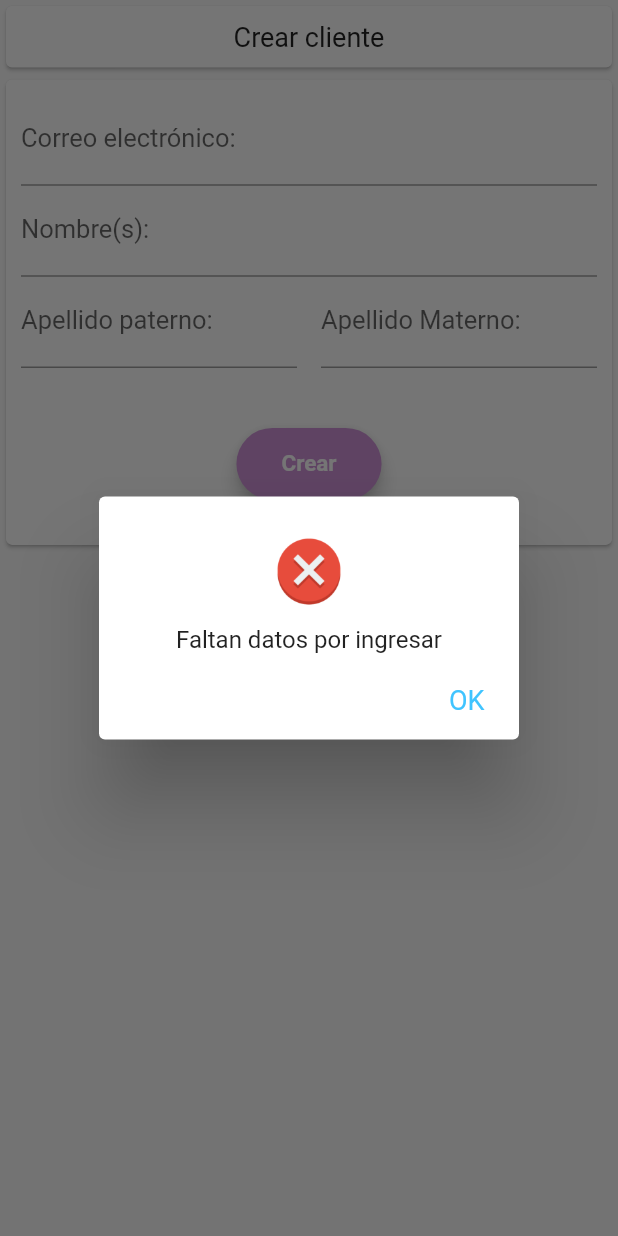
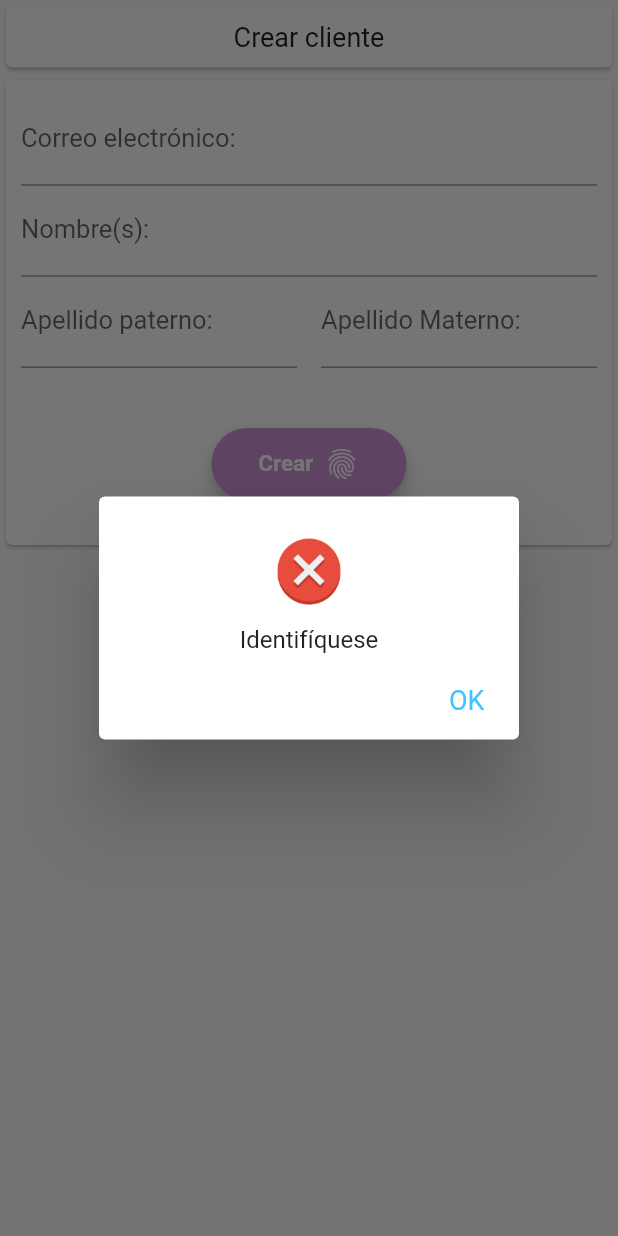
Before and after one commit to Cristopher240598/be_lot_system, a Flutter app: the CreateClient screen opened directly, after a tap on "Crear", on a phone screen of 412 x 824 dp. Run offline on Flutter 3.47's test engine with Material 2 defaults, Android fonts, the phone set to English and light mode, and no system bars; our stand-ins replace firebase_auth, firebase_core, firebase_database, local_auth, shared_preferences; accounts and stored records are empty.

Commit message:
Identificación mediante huella dactilar para registrar cliente

```diff
--- a/lib/src/ui/admin/create_client.dart
+++ b/lib/src/ui/admin/create_client.dart
@@ -1,5 +1,6 @@
 import 'package:be_lot_system/src/ui/admin/index_admin.dart';
 import 'package:firebase_database/firebase_database.dart';
+import 'package:local_auth/local_auth.dart';
 import 'package:flutter/material.dart';
 
 class CreateClient extends StatefulWidget {
@@ -14,6 +15,8 @@ class _CreateClientState extends State<CreateClient> {
   TextEditingController nombreController;
   TextEditingController apellidoPaternoController;
   TextEditingController apellidoMaternoController;
+  LocalAuthentication _localAuthentication;
+  bool _isBiometricAvailable = false;
 
   @override
   void initState() {
@@ -22,6 +25,12 @@ class _CreateClientState extends State<CreateClient> {
     nombreController = new TextEditingController();
     apellidoPaternoController = new TextEditingController();
     apellidoMaternoController = new TextEditingController();
+    _localAuthentication = LocalAuthentication();
+    _localAuthentication.canCheckBiometrics.then((b) {
+      setState(() {
+        _isBiometricAvailable = b;
+      });
+    });
   }
 
   @override
@@ -120,9 +129,15 @@ class _CreateClientState extends State<CreateClient> {
                               borderRadius: BorderRadius.circular(25.0),
                               color: Colors.purple[200],
                               child: MaterialButton(
-                                  padding: EdgeInsets.fromLTRB(
-                                      30.0, 15.0, 30.0, 15.0),
-                                  child: Text(
+                                  padding:
+                                      EdgeInsets.fromLTRB(30.0, 7.0, 30.0, 7.0),
+                                  child: Container(
+                                      width: 70.0,
+                                      child: Row(
+                                        mainAxisAlignment:
+                                            MainAxisAlignment.center,
+                                        children: [
+                                          Text(
                                             'Crear',
                                             textAlign: TextAlign.center,
                                             style: TextStyle(
@@ -130,74 +145,26 @@ class _CreateClientState extends State<CreateClient> {
                                                 color: Colors.white,
                                                 fontWeight: FontWeight.bold),
                                           ),
+                                          Padding(
+                                              padding: EdgeInsets.only(left: 7),
+                                              child: Icon(Icons.fingerprint,
+                                                  color: Colors.white))
+                                        ],
+                                      )),
                                   onPressed: () async {
-                                    if (nombreController.text.trim().length ==
-                                            0 ||
-                                        apellidoPaternoController.text
-                                                .trim()
-                                                .length ==
-                                            0 ||
-                                        apellidoMaternoController.text
-                                                .trim()
-                                                .length ==
-                                            0 ||
-                                        correoElectronicoController.text
-                                                .trim()
-                                                .length ==
-                                            0) {
-                                      showError(
-                                          context, 'Faltan datos por ingresar');
+                                    if (_isBiometricAvailable) {
+                                      bool didAuthenticate =
+                                          await _localAuthentication
+                                              .authenticateWithBiometrics(
+                                                  localizedReason:
+                                                      'Identifíquese');
+                                      if (didAuthenticate) {
+                                        RegisterClient();
                                       } else {
-                                      bool emailValid = RegExp(
-                                              r"^[a-zA-Z0-9.a-zA-Z0-9.!#$%&'*+-/=?^_`{|}~]+@[a-zA-Z0-9]+\.[a-zA-Z]+")
-                                          .hasMatch(
-                                              correoElectronicoController.text);
-                                      if (emailValid) {
-                                        clientRef
-                                            .orderByChild("correoElectronico")
-                                            .equalTo(correoElectronicoController
-                                                .text)
-                                            .limitToFirst(1)
-                                            .once()
-                                            .then((snapshot) {
-                                          try {
-                                            List<dynamic> curretList = [];
-                                            snapshot.value
-                                                .forEach((orderId, orderData) {
-                                              curretList.add(orderData);
-                                            });
-                                            showWarning(context,
-                                                'El correo electrónico ya existe');
-                                          } catch (e) {
-                                            clientRef.push().set({
-                                              'nombre': nombreController.text,
-                                              'apellidoPaterno':
-                                                  apellidoPaternoController
-                                                      .text,
-                                              'apellidoMaterno':
-                                                  apellidoMaternoController
-                                                      .text,
-                                              'latitud': '',
-                                              'longitud': '',
-                                              'correoElectronico':
-                                                  correoElectronicoController
-                                                      .text,
-                                              'telefono': '',
-                                              'foto': '',
-                                            });
-                                            Navigator.of(context)
-                                                .pushAndRemoveUntil(
-                                                    MaterialPageRoute(
-                                                        builder: (context) =>
-                                                            IndexAdmin()),
-                                                    (Route<dynamic> route) =>
-                                                        false);
+                                        showError(context, 'Identifíquese');
                                       }
-                                        });
                                     } else {
-                                        showError(context,
-                                            'Ingrese un correo electrónico válido');
-                                      }
+                                      showError(context, 'Identifíquese');
                                     }
                                   })))
                     ])))
@@ -286,4 +253,50 @@ class _CreateClientState extends State<CreateClient> {
               ]);
         });
   }
+
+  // ignore: non_constant_identifier_names
+  void RegisterClient() {
+    if (nombreController.text.trim().length == 0 ||
+        apellidoPaternoController.text.trim().length == 0 ||
+        apellidoMaternoController.text.trim().length == 0 ||
+        correoElectronicoController.text.trim().length == 0) {
+      showError(context, 'Faltan datos por ingresar');
+    } else {
+      bool emailValid = RegExp(
+              r"^[a-zA-Z0-9.a-zA-Z0-9.!#$%&'*+-/=?^_`{|}~]+@[a-zA-Z0-9]+\.[a-zA-Z]+")
+          .hasMatch(correoElectronicoController.text);
+      if (emailValid) {
+        clientRef
+            .orderByChild("correoElectronico")
+            .equalTo(correoElectronicoController.text)
+            .limitToFirst(1)
+            .once()
+            .then((snapshot) {
+          try {
+            List<dynamic> curretList = [];
+            snapshot.value.forEach((orderId, orderData) {
+              curretList.add(orderData);
+            });
+            showWarning(context, 'El correo electrónico ya existe');
+          } catch (e) {
+            clientRef.push().set({
+              'nombre': nombreController.text,
+              'apellidoPaterno': apellidoPaternoController.text,
+              'apellidoMaterno': apellidoMaternoController.text,
+              'latitud': '',
+              'longitud': '',
+              'correoElectronico': correoElectronicoController.text,
+              'telefono': '',
+              'foto': '',
+            });
+            Navigator.of(context).pushAndRemoveUntil(
+                MaterialPageRoute(builder: (context) => IndexAdmin()),
+                (Route<dynamic> route) => false);
           }
+        });
+      } else {
+        showError(context, 'Ingrese un correo electrónico válido');
+      }
+    }
+  }
+}
--- a/pubspec.yaml
+++ b/pubspec.yaml
@@ -36,6 +36,7 @@ dependencies:
   firebase_database: ^5.0.0
   http: ^0.12.2
   shared_preferences: ^0.4.0
+  local_auth: ^0.6.1
 
 dev_dependencies:
   flutter_launcher_icons: ^0.7.4
```
Also changed, not shown: pubspec.lock, 2 other files. Lines whose indentation alone changed are shown as unchanged.
